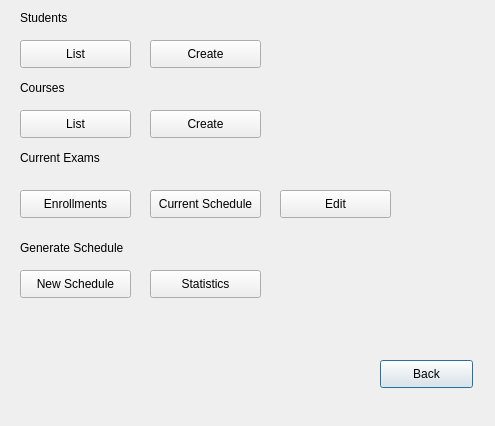
Before: the Qt Designer form src/mainmenu.ui in MarioFernandes73/FEUP_IART, drawn with Qt 5.
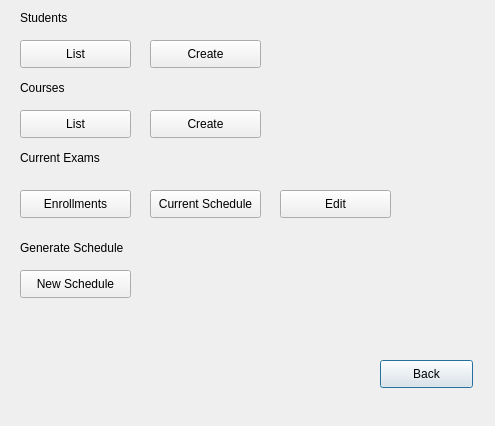
After: the same form once the commit is applied.

```diff
--- a/src/mainmenu.ui
+++ b/src/mainmenu.ui
@@ -182,19 +182,6 @@
     <string>New Schedule</string>
    </property>
   </widget>
-  <widget class="QPushButton" name="pushButton_14">
-   <property name="geometry">
-    <rect>
-     <x>150</x>
-     <y>270</y>
-     <width>111</width>
-     <height>28</height>
-    </rect>
-   </property>
-   <property name="text">
-    <string>Statistics</string>
-   </property>
-  </widget>
  </widget>
  <resources/>
  <connections>
```
